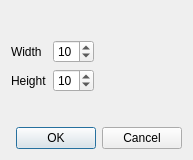
Above: covering/qt_gui/ui_xml/2d_dimensions.ui from Jakoma02/pyCovering before the change. Below: the same form after it.
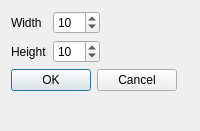
That is the form after the change.

The edit to the form file:
```diff
--- a/covering/qt_gui/ui_xml/2d_dimensions.ui
+++ b/covering/qt_gui/ui_xml/2d_dimensions.ui
@@ -6,22 +6,16 @@
    <rect>
     <x>0</x>
     <y>0</y>
-    <width>193</width>
-    <height>160</height>
+    <width>200</width>
+    <height>131</height>
    </rect>
   </property>
   <property name="windowTitle">
    <string>2D Rectangle dimensions</string>
   </property>
-  <layout class="QVBoxLayout" name="verticalLayout">
-   <item>
-    <layout class="QFormLayout" name="formLayout">
-     <property name="fieldGrowthPolicy">
-      <enum>QFormLayout::FieldsStayAtSizeHint</enum>
-     </property>
-     <property name="formAlignment">
-      <set>Qt::AlignLeading|Qt::AlignLeft|Qt::AlignVCenter</set>
-     </property>
+  <layout class="QFormLayout" name="formLayout">
+   <item row="0" column="0">
+    <layout class="QGridLayout" name="gridLayout">
      <item row="0" column="0">
       <widget class="QLabel" name="label">
        <property name="text">
@@ -31,6 +25,15 @@
      </item>
      <item row="0" column="1">
       <widget class="QSpinBox" name="widthSpinBox">
+       <property name="sizePolicy">
+        <sizepolicy hsizetype="Preferred" vsizetype="Fixed">
+         <horstretch>0</horstretch>
+         <verstretch>0</verstretch>
+        </sizepolicy>
+       </property>
+       <property name="suffix">
+        <string/>
+       </property>
        <property name="minimum">
         <number>1</number>
        </property>
@@ -55,7 +58,7 @@
         <number>1</number>
        </property>
        <property name="maximum">
-        <number>50</number>
+        <number>100</number>
        </property>
        <property name="singleStep">
         <number>1</number>
@@ -67,7 +70,7 @@
      </item>
     </layout>
    </item>
-   <item>
+   <item row="1" column="0">
     <widget class="QDialogButtonBox" name="buttonBox">
      <property name="orientation">
       <enum>Qt::Horizontal</enum>
```
Left out of the diff: 3 changed lines with no effect on the pictures.
